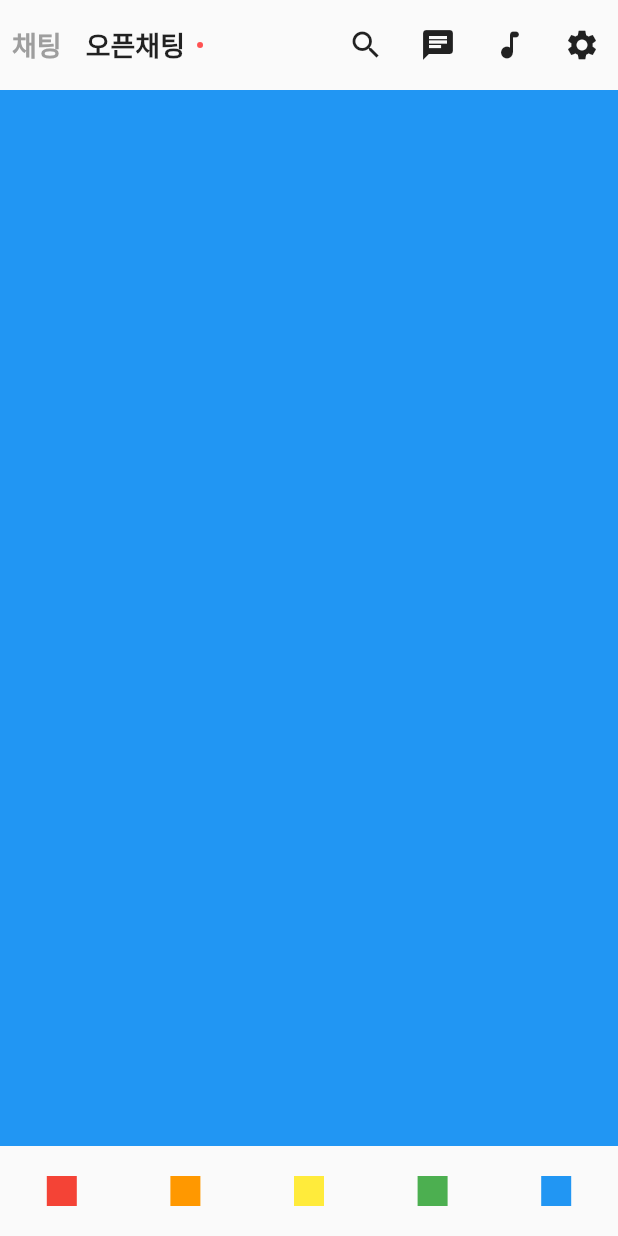
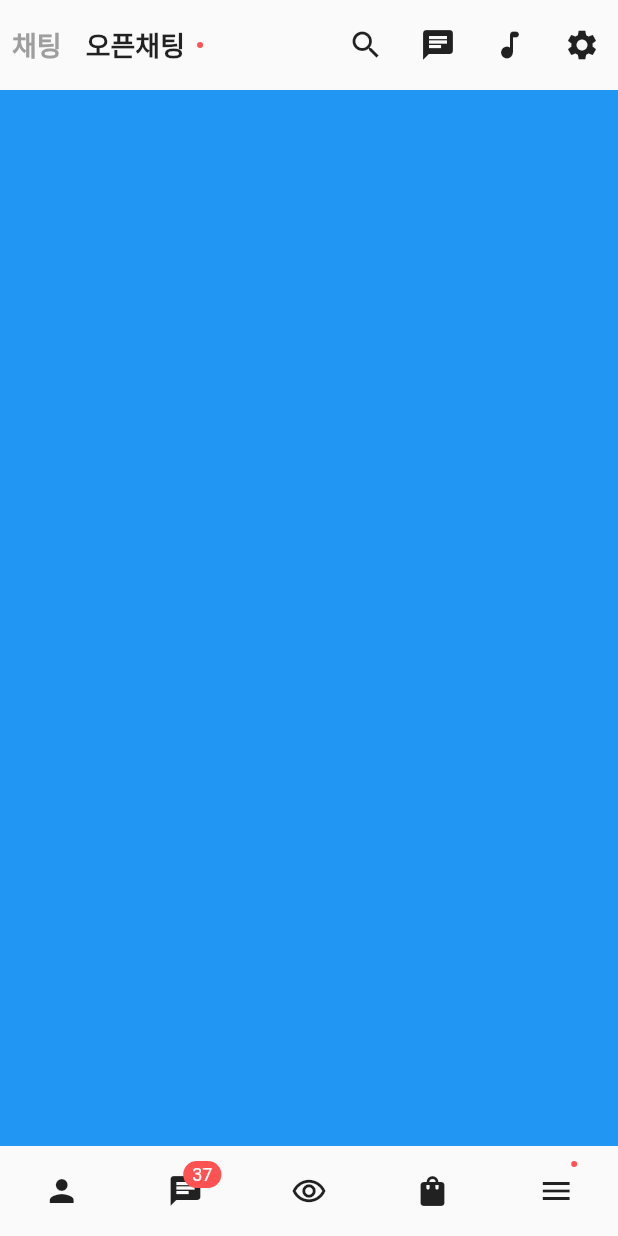
Before and after one commit to threeplef/flutter-KakaoChat, a Flutter app: the screen it shows after launch, on a phone screen of 412 x 824 dp. Run offline on Flutter 3.47's test engine with Material 2 defaults, Android fonts, the phone set to English and light mode, and no system bars.

Commit message:
Add: BottomNavigationBar UI 구현 완료

```diff
--- a/lib/kakaochat_main_screen.dart
+++ b/lib/kakaochat_main_screen.dart
@@ -11,18 +11,25 @@ class KakaoChatScreen extends StatelessWidget {
           children: [
             const Padding(
               padding: EdgeInsets.symmetric(horizontal: 8.0),
-              child: Text('채팅', style: TextStyle(color: Colors.grey, fontSize: 18, fontWeight: FontWeight.bold)),
+              child: Text('채팅',
+                  style: TextStyle(
+                      color: Colors.grey,
+                      fontSize: 18,
+                      fontWeight: FontWeight.bold)),
             ),
             Row(
               children: [
                 const Padding(
                   padding: EdgeInsets.symmetric(horizontal: 8.0),
-                  child: Text('오픈채팅', style: TextStyle(fontSize: 18, fontWeight: FontWeight.bold)),
+                  child: Text('오픈채팅',
+                      style:
+                          TextStyle(fontSize: 18, fontWeight: FontWeight.bold)),
                 ),
                 Container(
                   width: 4,
                   height: 4,
-                  decoration: const BoxDecoration(shape: BoxShape.circle, color: Colors.redAccent),
+                  decoration: const BoxDecoration(
+                      shape: BoxShape.circle, color: Colors.redAccent),
                 ),
               ],
             ),
@@ -36,7 +43,8 @@ class KakaoChatScreen extends StatelessWidget {
         children: [
           IconButton(onPressed: () {}, icon: const Icon(Icons.search)),
           IconButton(onPressed: () {}, icon: const Icon(Icons.chat)),
-          IconButton(onPressed: () {}, icon: const Icon(Icons.music_note_rounded)),
+          IconButton(
+              onPressed: () {}, icon: const Icon(Icons.music_note_rounded)),
           IconButton(onPressed: () {}, icon: const Icon(Icons.settings)),
         ],
       );
@@ -62,16 +70,52 @@ class KakaoChatScreen extends StatelessWidget {
   }
 
   Widget _bottomNavigationBar() {
-    return Container(
+    return SizedBox(
       height: 60,
       child: Row(
         mainAxisAlignment: MainAxisAlignment.spaceAround,
         children: [
-          Container(color: Colors.red, width: 20, height: 20),
-          Container(color: Colors.orange, width: 20, height: 20),
-          Container(color: Colors.yellow, width: 20, height: 20),
-          Container(color: Colors.green, width: 20, height: 20),
-          Container(color: Colors.blue, width: 20, height: 20),
+          IconButton(onPressed: () {}, icon: const Icon(Icons.person)),
+          Stack(
+            children: [
+              IconButton(onPressed: () {}, icon: const Icon(Icons.chat)),
+              Positioned(
+                top: 4,
+                right: 0,
+                child: Container(
+                  decoration: BoxDecoration(
+                      borderRadius: BorderRadius.circular(20),
+                      color: Colors.redAccent),
+                  child: const Padding(
+                    padding:
+                        EdgeInsets.symmetric(vertical: 2.0, horizontal: 6.0),
+                    child: Text(
+                      '37',
+                      style: TextStyle(fontSize: 12, color: Colors.white),
+                    ),
+                  ),
+                ),
+              ),
+            ],
+          ),
+          IconButton(
+              onPressed: () {},
+              icon: const Icon(Icons.remove_red_eye_outlined)),
+          IconButton(onPressed: () {}, icon: const Icon(Icons.shopping_bag)),
+          Stack(
+            children: [
+              IconButton(onPressed: () {}, icon: const Icon(Icons.menu)),
+              Positioned(
+                  top: 4,
+                  right: 10,
+                  child: Container(
+                    width: 4,
+                    height: 4,
+                    decoration: const BoxDecoration(
+                        shape: BoxShape.circle, color: Colors.redAccent),
+                  )),
+            ],
+          ),
         ],
       ),
     );
```
